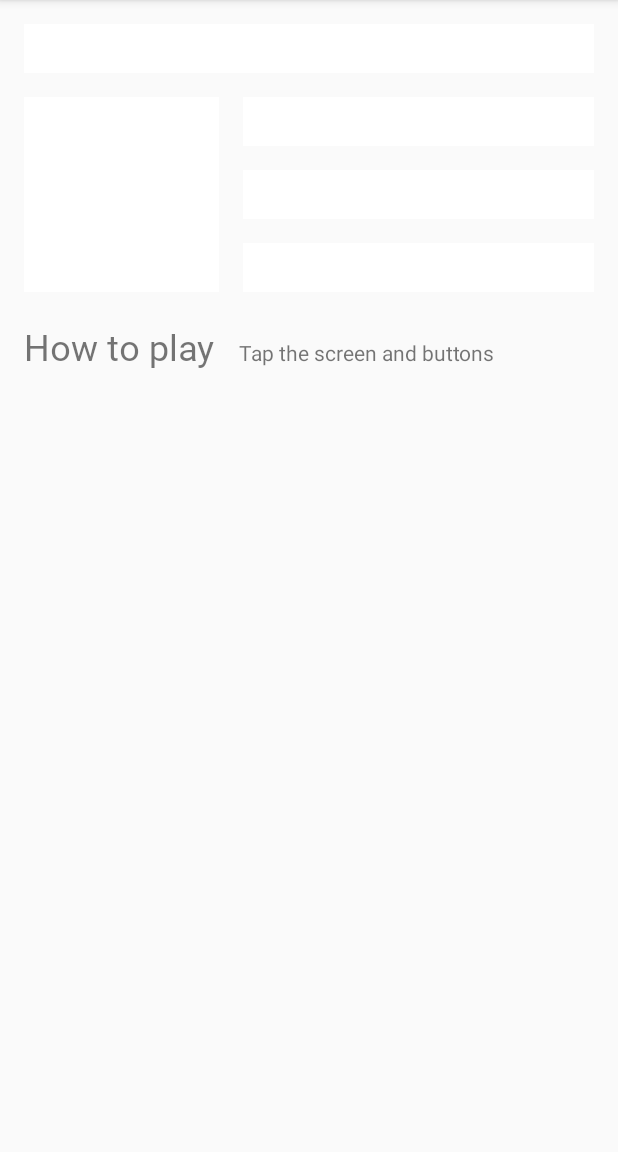
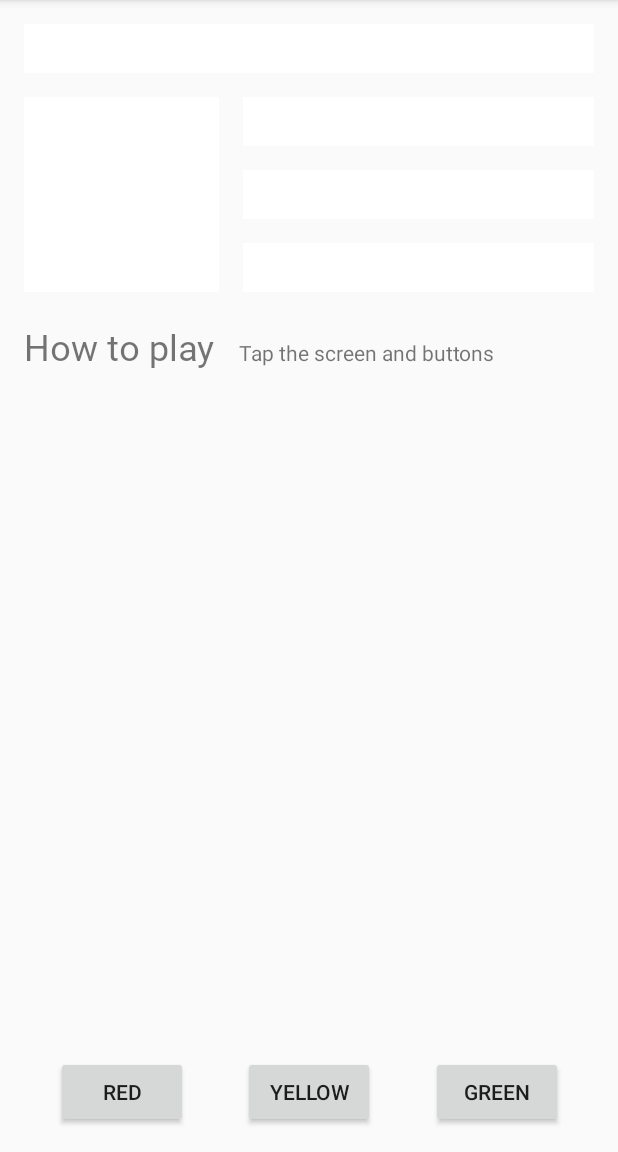
Before and after one commit to Keda87/udacity-android-kotlin, an Android app: the screen it shows after launch (MainActivity), on a phone screen of 412 x 824 dp, the part 84-1236 px from its top. Run offline under Robolectric (Android 15) with nearby library versions, the phone set to English and light mode, and no system bars.

Commit message:
Section 2: add more baseline constraints with buttons

```diff
--- a/ColorMyViews/app/src/main/java/id/web/adiyatmubarak/colormyviews/MainActivity.kt
+++ b/ColorMyViews/app/src/main/java/id/web/adiyatmubarak/colormyviews/MainActivity.kt
@@ -21,7 +21,10 @@ class MainActivity : AppCompatActivity() {
             box_three_text,
             box_four_text,
             box_five_text,
-            constraint_layout
+            constraint_layout,
+            red_button,
+            yellow_button,
+            green_button
         )
 
         clickableViews.forEach { it ->
@@ -38,6 +41,9 @@ class MainActivity : AppCompatActivity() {
             R.id.box_three_text -> view.setBackgroundResource(android.R.color.holo_green_light)
             R.id.box_four_text -> view.setBackgroundResource(android.R.color.holo_blue_bright)
             R.id.box_five_text -> view.setBackgroundResource(android.R.color.holo_orange_dark)
+            R.id.red_button -> box_three_text.setBackgroundResource(R.color.my_red)
+            R.id.yellow_button -> box_four_text.setBackgroundResource(R.color.my_yellow)
+            R.id.green_button -> box_five_text.setBackgroundResource(R.color.my_green)
             else -> view.setBackgroundColor(Color.LTGRAY)
         }
     }
--- a/ColorMyViews/app/src/main/res/layout/activity_main.xml
+++ b/ColorMyViews/app/src/main/res/layout/activity_main.xml
@@ -97,4 +97,42 @@
         app:layout_constraintTop_toBottomOf="@+id/box_two_text"
         app:layout_constraintVertical_bias="0.055" />
 
+    <Button
+        android:id="@+id/red_button"
+        android:layout_width="wrap_content"
+        android:layout_height="wrap_content"
+        android:layout_marginStart="16dp"
+        android:text="@string/button_red"
+        app:layout_constraintBaseline_toBaselineOf="@+id/yellow_button"
+        app:layout_constraintEnd_toStartOf="@+id/yellow_button"
+        app:layout_constraintHorizontal_bias="0.5"
+        app:layout_constraintStart_toStartOf="parent" />
+
+    <Button
+        android:id="@+id/yellow_button"
+        android:layout_width="wrap_content"
+        android:layout_height="wrap_content"
+        android:layout_marginStart="16dp"
+        android:layout_marginTop="16dp"
+        android:layout_marginEnd="16dp"
+        android:layout_marginBottom="16dp"
+        android:text="@string/button_yellow"
+        app:layout_constraintBottom_toBottomOf="parent"
+        app:layout_constraintEnd_toStartOf="@+id/green_button"
+        app:layout_constraintHorizontal_bias="0.5"
+        app:layout_constraintStart_toEndOf="@+id/red_button"
+        app:layout_constraintTop_toBottomOf="@+id/textView2"
+        app:layout_constraintVertical_bias="1.0" />
+
+    <Button
+        android:id="@+id/green_button"
+        android:layout_width="wrap_content"
+        android:layout_height="wrap_content"
+        android:layout_marginEnd="16dp"
+        android:text="@string/button_green"
+        app:layout_constraintBaseline_toBaselineOf="@+id/yellow_button"
+        app:layout_constraintEnd_toEndOf="parent"
+        app:layout_constraintHorizontal_bias="0.5"
+        app:layout_constraintStart_toEndOf="@+id/yellow_button" />
+
 </androidx.constraintlayout.widget.ConstraintLayout>
--- a/ColorMyViews/app/src/main/res/values/colors.xml
+++ b/ColorMyViews/app/src/main/res/values/colors.xml
@@ -3,4 +3,8 @@
     <color name="colorPrimary">#6200EE</color>
     <color name="colorPrimaryDark">#3700B3</color>
     <color name="colorAccent">#03DAC5</color>
+
+    <color name="my_green">#12C700</color>
+    <color name="my_red">#E54304</color>
+    <color name="my_yellow">#FFC107</color>
 </resources>
--- a/ColorMyViews/app/src/main/res/values/strings.xml
+++ b/ColorMyViews/app/src/main/res/values/strings.xml
@@ -7,4 +7,7 @@
     <string name="box_five">Box Five</string>
     <string name="how_to_play">How to play</string>
     <string name="tab_the_boxes_and_buttons">Tap the screen and buttons</string>
+    <string name="button_red">RED</string>
+    <string name="button_yellow">YELLOW</string>
+    <string name="button_green">GREEN</string>
 </resources>
```
